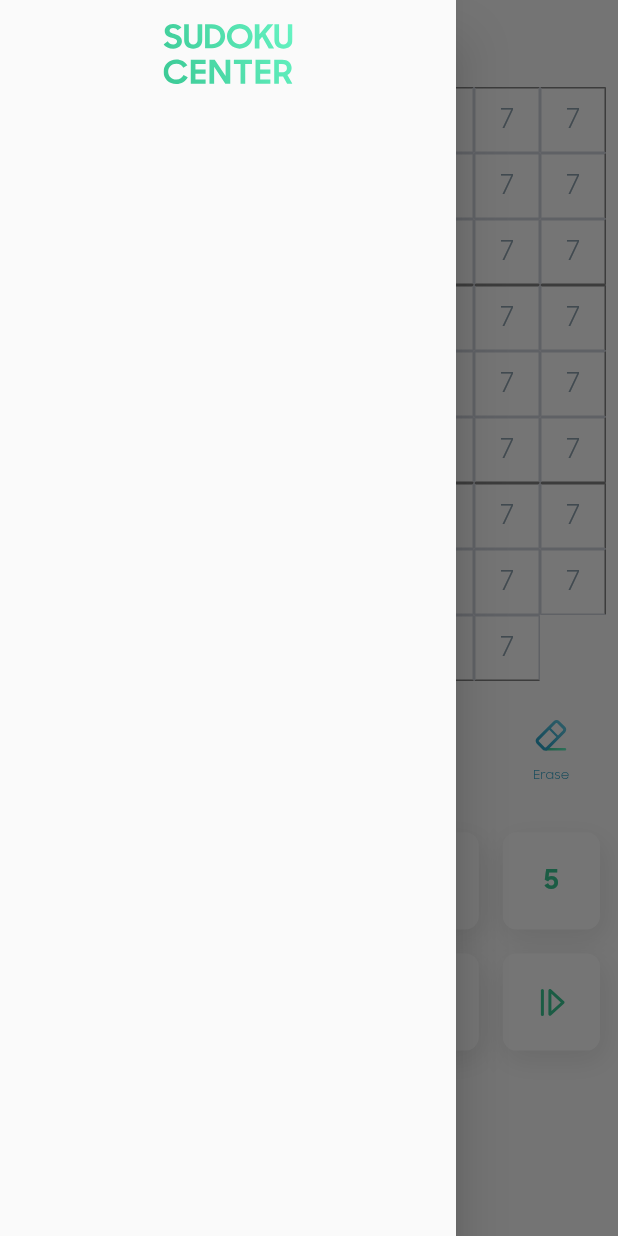
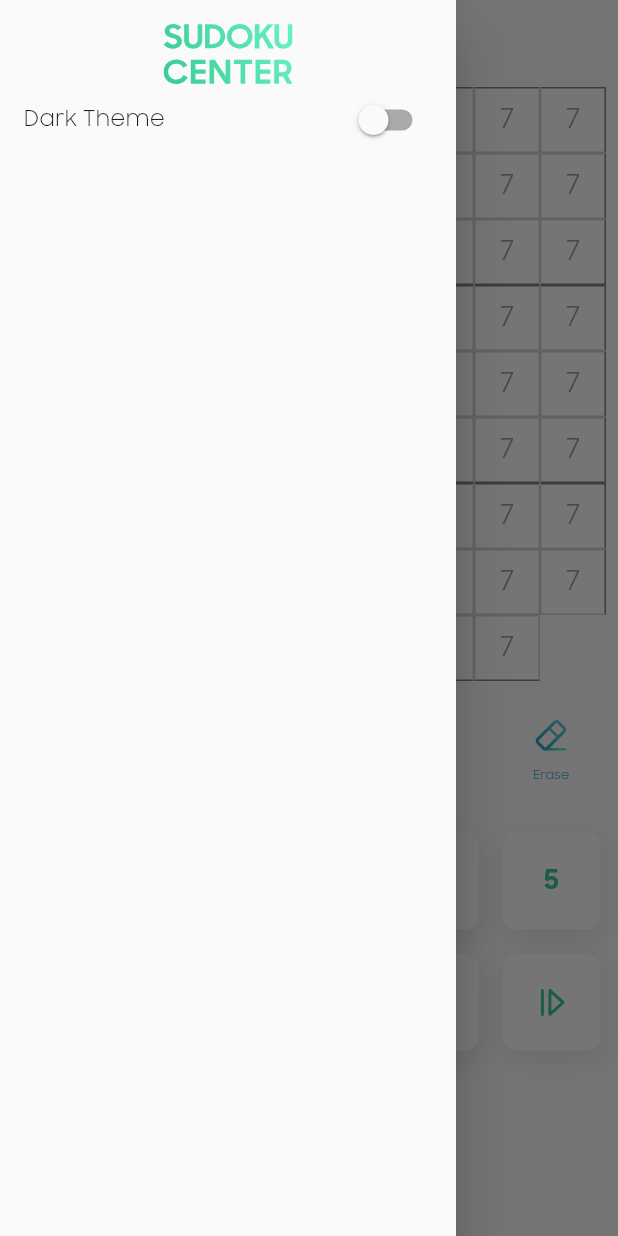
Before and after one commit to xiongdi9456/sudoku-center-app, a Flutter app: the screen it shows after launch, with the side drawer open, on a phone screen of 412 x 824 dp. Run offline on Flutter 3.47's test engine with Material 2 defaults, Android fonts, the phone set to English and light mode, and no system bars; our stand-ins replace flutter_mobx, flutter_svg, mobx; generated files the repository leaves out were written again.

Commit message:
add is darkMode state

```diff
--- a/lib/screens/game/game.dart
+++ b/lib/screens/game/game.dart
@@ -1,4 +1,5 @@
 import 'package:flutter/material.dart';
+import 'package:flutter_mobx/flutter_mobx.dart';
 import 'package:sudoko/widgets/board/board.dart';
 import 'package:sudoko/widgets/drawer/drawer.dart';
 import 'package:sudoko/widgets/header/header.dart';
@@ -13,9 +14,15 @@ class MyHomePage extends StatelessWidget {
   Widget build(BuildContext context) {
     return Scaffold(
       appBar: null,
-      drawer: Drawer(child:GameDrawer(),),
+      drawer: Observer(
+        builder: (_) => Drawer(
+            child: GameDrawer(
+          setDarkMode: gameStore.setDarkMode,
+          isDarkMode: gameStore.isDarkMode,
+        )),
+      ),
       backgroundColor: Color(0xFFfdfdfd),
-      key:scaffoldKey,
+      key: scaffoldKey,
       body: SafeArea(
         child: Center(
             child: Padding(
@@ -64,5 +71,6 @@ class MyHomePage extends StatelessWidget {
   onNotesKeyTapped() {
     gameStore.boardStore.toggleNoteMode();
   }
+
   onUndoKeyTapped() {}
 }
--- a/lib/screens/game/game_store.dart
+++ b/lib/screens/game/game_store.dart
@@ -3,10 +3,17 @@ import 'package:sudoko/widgets/board/board_store.dart';
 part 'game_store.g.dart';
 
 class GameStore = _GameStore with _$GameStore;
-
 abstract class _GameStore with Store{
   _GameStore();
 
   @observable
   BoardStore boardStore = new BoardStore();
+
+  @observable
+  bool isDarkMode = false;
+
+  @action
+  setDarkMode(bool value){
+    this.isDarkMode = value;
+  }
 }
--- a/lib/widgets/drawer/drawer.dart
+++ b/lib/widgets/drawer/drawer.dart
@@ -1,18 +1,36 @@
 import 'package:flutter/cupertino.dart';
+import 'package:flutter/material.dart';
+import 'package:flutter_mobx/flutter_mobx.dart';
 import 'package:flutter_svg/svg.dart';
 
 class GameDrawer extends StatelessWidget {
+  final void Function(bool value) setDarkMode;
+  final bool isDarkMode;
+  GameDrawer({this.setDarkMode, this.isDarkMode});
   @override
   Widget build(BuildContext context) {
-    return Column(
-      children: <Widget>[
-        SafeArea(
-          child: Padding(
-            padding: const EdgeInsets.all(16.0),
-            child: SvgPicture.asset('assets/images/logo.svg'),
-          ),
+    return SafeArea(
+      child: Padding(
+        padding: const EdgeInsets.all(16.0),
+        child: Column(
+          children: <Widget>[
+            SvgPicture.asset('assets/images/logo.svg'),
+            Container(
+              child: Row(
+                mainAxisAlignment: MainAxisAlignment.spaceBetween,
+                children: <Widget>[
+                  Text('Dark Theme'),
+                  Switch(
+                    value: isDarkMode,
+                    onChanged: setDarkMode,
+                    activeColor: Color(0xFF3BC995),
+                  ),
+                ],
+              ),
+            )
+          ],
         ),
-      ],
+      ),
     );
   }
 }
```
Also changed, not shown: lib/screens/game/game_store.g.dart.
